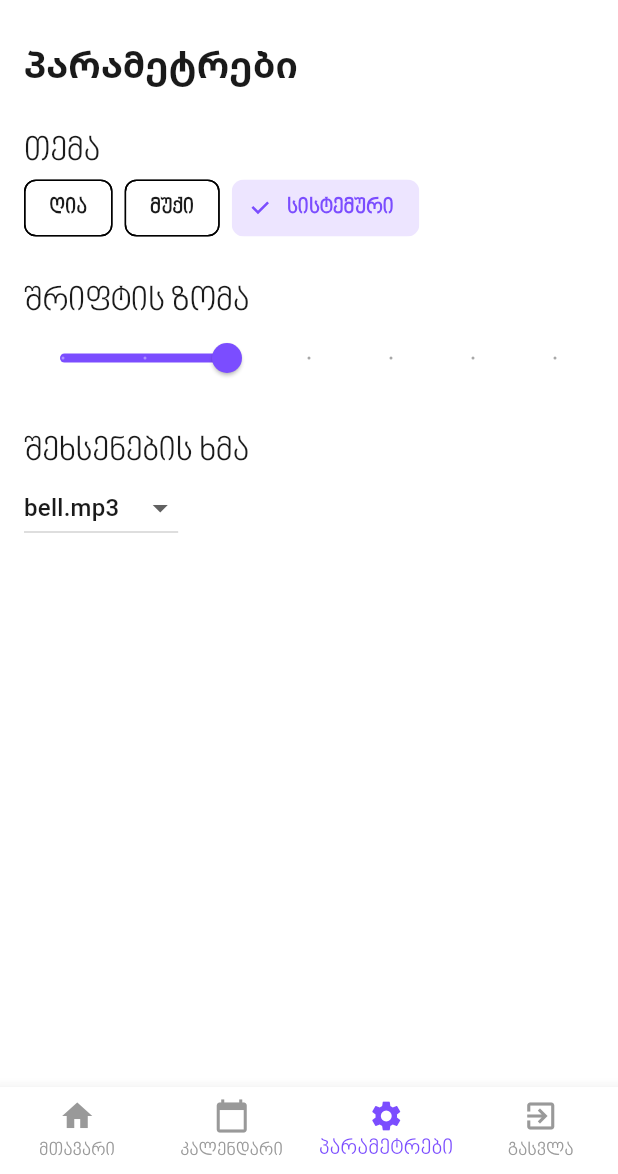
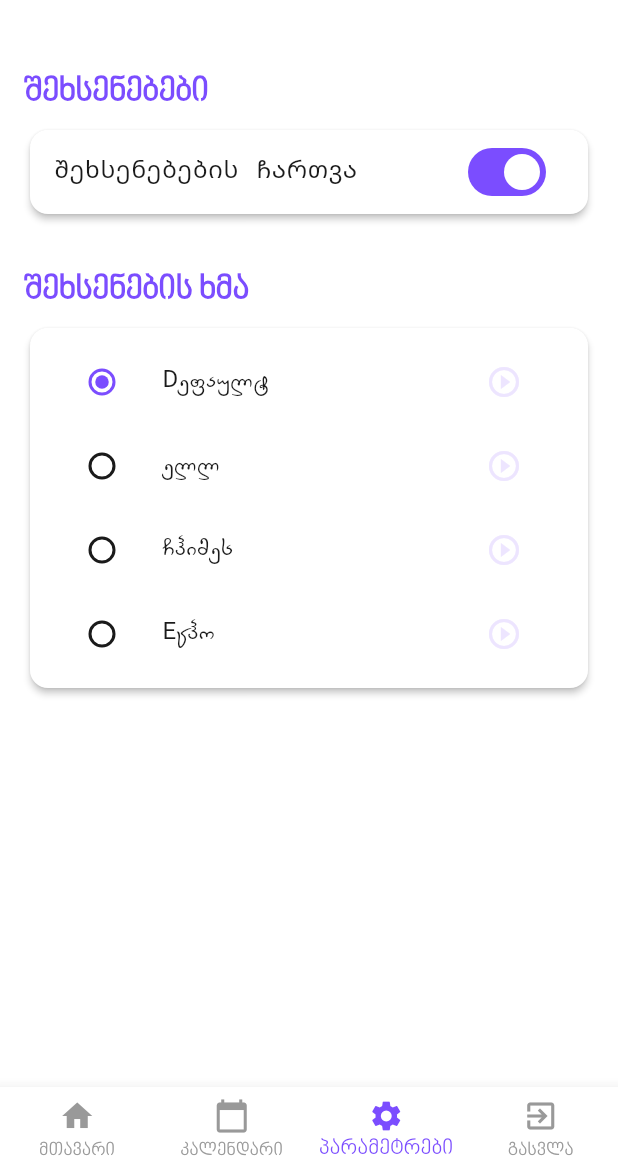
Before and after one commit to radiolagames-hub/7locva, a Flutter app: the screen it shows after launch, item 3 of the bottom bar chosen, on a phone screen of 412 x 824 dp, the part 62-1236 px from its top. Run offline on Flutter 3.47's test engine with Material 3 defaults, Android fonts, the light colour scheme and no system bars; our stand-ins replace audioplayers, flutter_local_notifications, permission_handler, shared_preferences, timezone, video_player; missing offline and left inert: android_alarm_manager_plus.

Commit message:
feat: Update navigation and settings, fix video player

```diff
--- a/lib/pages/home_screen.dart
+++ b/lib/pages/home_screen.dart
@@ -7,6 +7,7 @@ import 'package:myapp/pages/blessing_page.dart';
 import 'package:myapp/pages/calendar_page.dart';
 import 'package:myapp/pages/prayer_detail_page.dart';
 import 'package:myapp/pages/settings_page.dart';
+import 'package:myapp/widgets/app_bottom_navigation.dart';
 
 class HomeScreen extends StatefulWidget {
   final int? initialTabIndex;
@@ -20,39 +21,29 @@ class HomeScreen extends StatefulWidget {
 class _HomeScreenState extends State<HomeScreen> {
   late int _selectedIndex;
   late List<Prayer> _prayers;
+  final PageController _pageController = PageController();
 
   @override
   void initState() {
     super.initState();
-    _selectedIndex = 0;
+    _selectedIndex = widget.initialTabIndex ?? 0;
     _prayers = List.from(prayerList);
-
+    // Jump to the initial page if specified
+    WidgetsBinding.instance.addPostFrameCallback((_) {
       if (widget.initialTabIndex != null) {
-      WidgetsBinding.instance.addPostFrameCallback((_) {
-        if (mounted) {
-          final prayer = _prayers[widget.initialTabIndex!];
-          Navigator.push(
-            context,
-            MaterialPageRoute(
-              builder: (context) => PrayerDetailPage(
-                imagePath: prayer.imagePath,
-                title: prayer.title,
-                prayerText: prayer.prayerText,
-              ),
-            ),
-          );
+        _pageController.jumpToPage(widget.initialTabIndex!);
       }
     });
-    }
   }
 
   void _onItemTapped(int index) {
     if (index == 3) {
-      SystemNavigator.pop();
+      SystemNavigator.pop(); // Exit the app
     } else {
       setState(() {
         _selectedIndex = index;
       });
+      _pageController.jumpToPage(index);
     }
   }
 
@@ -81,10 +72,50 @@ class _HomeScreenState extends State<HomeScreen> {
     });
   }
 
+  Future<void> _navigateTo(BuildContext context, Widget page) async {
+    final result = await Navigator.push(
+      context,
+      MaterialPageRoute(builder: (context) => page),
+    );
+
+    if (result is int) {
+      // The result is the index to switch to
+      _onItemTapped(result);
+    }
+  }
+
   @override
   Widget build(BuildContext context) {
     final theme = Theme.of(context);
 
+    return Scaffold(
+      appBar: AppBar(
+        title: Text('7 locva', style: theme.appBarTheme.titleTextStyle),
+        backgroundColor: theme.appBarTheme.backgroundColor,
+        elevation: theme.appBarTheme.elevation,
+        automaticallyImplyLeading: false,
+      ),
+      body: PageView(
+        controller: _pageController,
+        onPageChanged: (index) {
+          setState(() {
+            _selectedIndex = index;
+          });
+        },
+        children: [
+          _buildPrayerList(theme),
+          const CalendarPage(),
+          const SettingsPage(),
+        ],
+      ),
+      bottomNavigationBar: AppBottomNavigation(
+        currentIndex: _selectedIndex,
+        onTap: _onItemTapped,
+      ),
+    );
+  }
+
+  Widget _buildPrayerList(ThemeData theme) {
     String formatTime(String time24) {
       final parts = time24.split(':');
       final hour = int.parse(parts[0]);
@@ -94,59 +125,12 @@ class _HomeScreenState extends State<HomeScreen> {
       return '$hour12:${minute.toString().padLeft(2, '0')} $period';
     }
 
-    final List<Widget> widgetOptions = <Widget>[
-      _buildPrayerList(formatTime),
-      const CalendarPage(),
-      const SettingsPage(),
-    ];
-
-    return Scaffold(
-      appBar: AppBar(
-        title: Text('7 locva', style: theme.appBarTheme.titleTextStyle),
-        backgroundColor: theme.appBarTheme.backgroundColor,
-        elevation: theme.appBarTheme.elevation,
-      ),
-      body: widgetOptions.elementAt(_selectedIndex),
-      bottomNavigationBar: BottomNavigationBar(
-        items: const <BottomNavigationBarItem>[
-          BottomNavigationBarItem(
-            icon: Icon(Icons.home),
-            label: 'მთავარი',
-          ),
-          BottomNavigationBarItem(
-            icon: Icon(Icons.calendar_today),
-            label: 'კალენდარი',
-          ),
-          BottomNavigationBarItem(
-            icon: Icon(Icons.settings),
-            label: 'პარამეტრები',
-          ),
-          BottomNavigationBarItem(
-            icon: Icon(Icons.exit_to_app),
-            label: 'გასვლა',
-          ),
-        ],
-        currentIndex: _selectedIndex,
-        onTap: _onItemTapped,
-        type: BottomNavigationBarType.fixed,
-      ),
-    );
-  }
-
-  Widget _buildPrayerList(String Function(String) formatTime) {
-    final theme = Theme.of(context);
-
     return Column(
       children: [
         Padding(
           padding: const EdgeInsets.fromLTRB(16.0, 16.0, 16.0, 0),
           child: ElevatedButton.icon(
-            onPressed: () {
-              Navigator.push(
-                context,
-                MaterialPageRoute(builder: (context) => const BlessingPage()),
-              );
-            },
+            onPressed: () => _navigateTo(context, const BlessingPage()),
             icon: const Icon(Icons.video_library),
             label: const Text('პატრიარქის კურთხევა'),
             style: theme.elevatedButtonTheme.style,
@@ -172,18 +156,14 @@ class _HomeScreenState extends State<HomeScreen> {
                   borderRadius: BorderRadius.circular(12),
                 ),
                 child: InkWell(
-                  onTap: () {
-                    Navigator.push(
+                  onTap: () => _navigateTo(
                     context,
-                      MaterialPageRoute(
-                        builder: (context) => PrayerDetailPage(
+                    PrayerDetailPage(
                       imagePath: prayer.imagePath,
                       title: prayer.title,
                       prayerText: prayer.prayerText,
                     ),
                   ),
-                    );
-                  },
                   borderRadius: BorderRadius.circular(12),
                   child: Column(
                     children: [
--- a/lib/pages/settings_page.dart
+++ b/lib/pages/settings_page.dart
@@ -1,86 +1,156 @@
+
 import 'package:flutter/material.dart';
-import 'package:provider/provider.dart';
-import 'package:myapp/controllers/settings_controller.dart';
+import 'package:shared_preferences/shared_preferences.dart';
+import 'package:audioplayers/audioplayers.dart';
 
-class SettingsPage extends StatelessWidget {
+class SettingsPage extends StatefulWidget {
   const SettingsPage({super.key});
 
   @override
+  State<SettingsPage> createState() => _SettingsPageState();
+}
+
+class _SettingsPageState extends State<SettingsPage> {
+  String? _selectedSound = 'default';
+  bool _notificationsEnabled = true;
+  late AudioPlayer _audioPlayer;
+
+  @override
+  void initState() {
+    super.initState();
+    _audioPlayer = AudioPlayer();
+    _loadSettings();
+  }
+
+  @override
+  void dispose() {
+    _audioPlayer.dispose();
+    super.dispose();
+  }
+
+  Future<void> _loadSettings() async {
+    final prefs = await SharedPreferences.getInstance();
+    setState(() {
+      _selectedSound = prefs.getString('notification_sound') ?? 'default';
+      _notificationsEnabled = prefs.getBool('notifications_enabled') ?? true;
+    });
+  }
+
+  Future<void> _saveSettings() async {
+    final prefs = await SharedPreferences.getInstance();
+    await prefs.setString('notification_sound', _selectedSound!);
+    await prefs.setBool('notifications_enabled', _notificationsEnabled);
+  }
+
+  void _playSound(String sound) {
+    _audioPlayer.stop();
+    if (sound != 'default') {
+      _audioPlayer.play(AssetSource('sounds/$sound'));
+    }
+  }
+
+  @override
   Widget build(BuildContext context) {
-    final settingsController = Provider.of<SettingsController>(context);
+    final theme = Theme.of(context);
 
     return Scaffold(
-      appBar: AppBar(title: const Text('პარამეტრები')),
-      body: Padding(
+      backgroundColor: theme.colorScheme.surface, // Fix: Use surface instead of background
+      body: ListView(
         padding: const EdgeInsets.all(16.0),
+        children: [
+          _buildSectionTitle(context, 'შეხსენებები'),
+          _buildNotificationToggle(theme),
+          const SizedBox(height: 16),
+          _buildSectionTitle(context, 'შეხსენების ხმა'),
+          _buildSoundSelection(theme),
+        ],
+      ),
+    );
+  }
+
+  Widget _buildSectionTitle(BuildContext context, String title) {
+    return Padding(
+      padding: const EdgeInsets.only(top: 16.0, bottom: 8.0),
+      child: Text(
+        title,
+        style: Theme.of(context).textTheme.titleLarge?.copyWith(
+              fontWeight: FontWeight.bold,
+              color: Theme.of(context).colorScheme.primary,
+            ),
+      ),
+    );
+  }
+
+  Widget _buildNotificationToggle(ThemeData theme) {
+    return Card(
+      elevation: 2,
+      shape: RoundedRectangleBorder(borderRadius: BorderRadius.circular(12)),
+      child: SwitchListTile(
+        title: Text('შეხსენებების ჩართვა', style: theme.textTheme.bodyLarge),
+        value: _notificationsEnabled,
+        onChanged: (bool value) {
+          setState(() {
+            _notificationsEnabled = value;
+            _saveSettings();
+          });
+        },
+        // Fix: activeColor is deprecated. The theme will handle the color.
+      ),
+    );
+  }
+
+  Widget _buildSoundSelection(ThemeData theme) {
+    final sounds = {
+      'Default': 'default',
+      'Bell': 'bell.mp3',
+      'Chimes': 'chimes.mp3',
+      'Echo': 'echo.mp3',
+    };
+
+    // Fix: Using ListTile with Radio widgets to avoid deprecated properties on RadioListTile.
+    return Card(
+      elevation: 2,
+      shape: RoundedRectangleBorder(borderRadius: BorderRadius.circular(12)),
+      child: Padding(
+        padding: const EdgeInsets.all(8.0),
         child: Column(
-          crossAxisAlignment: CrossAxisAlignment.start,
-          children: [
-            Text('თემა', style: Theme.of(context).textTheme.titleLarge),
-            Wrap(
-              spacing: 8.0,
-              children: <Widget>[
-                ChoiceChip(
-                  label: const Text('ღია'),
-                  selected: settingsController.themeMode == ThemeMode.light,
-                  onSelected: (bool selected) {
-                    if (selected) {
-                      settingsController.updateThemeMode(ThemeMode.light);
+          children: sounds.entries.map((entry) {
+            final soundName = entry.key;
+            final soundFile = entry.value;
+
+            return ListTile(
+              title: Text(soundName, style: theme.textTheme.bodyLarge),
+              leading: Radio<String>(
+                value: soundFile,
+                groupValue: _selectedSound,
+                onChanged: (String? value) {
+                  setState(() {
+                    _selectedSound = value;
+                    _saveSettings();
+                    if (value != null) {
+                      _playSound(value);
                     }
-                  },
-                ),
-                ChoiceChip(
-                  label: const Text('მუქი'),
-                  selected: settingsController.themeMode == ThemeMode.dark,
-                  onSelected: (bool selected) {
-                    if (selected) {
-                      settingsController.updateThemeMode(ThemeMode.dark);
-                    }
-                  },
-                ),
-                ChoiceChip(
-                  label: const Text('სისტემური'),
-                  selected: settingsController.themeMode == ThemeMode.system,
-                  onSelected: (bool selected) {
-                    if (selected) {
-                      settingsController.updateThemeMode(ThemeMode.system);
-                    }
-                  },
-                ),
-              ],
-            ),
-            const SizedBox(height: 24),
-            Text('შრიფტის ზომა', style: Theme.of(context).textTheme.titleLarge),
-            Slider(
-              value: settingsController.fontSize,
-              min: 12.0,
-              max: 24.0,
-              divisions: 6,
-              label: settingsController.fontSize.round().toString(),
-              onChanged: (double value) {
-                settingsController.updateFontSize(value);
+                  });
+                },
+              ),
+              trailing: IconButton(
+                icon: const Icon(Icons.play_circle_outline),
+                onPressed: () {
+                  _playSound(soundFile);
+                },
+                color: theme.colorScheme.secondary,
+              ),
+              onTap: () {
+                if (_selectedSound != soundFile) {
+                  setState(() {
+                    _selectedSound = soundFile;
+                    _saveSettings();
+                    _playSound(soundFile);
+                  });
+                }
               },
-            ),
-            const SizedBox(height: 24),
-            Text(
-              'შეხსენების ხმა',
-              style: Theme.of(context).textTheme.titleLarge,
-            ),
-            DropdownButton<String>(
-              value: settingsController.sound,
-              onChanged: (String? newValue) {
-                settingsController.updateSound(newValue);
-              },
-              items: <String>['bell.mp3', 'alarm.mp3']
-                  .map<DropdownMenuItem<String>>((String value) {
-                    return DropdownMenuItem<String>(
-                      value: value,
-                      child: Text(value),
-                    );
-                  })
-                  .toList(),
-            ),
-          ],
+            );
+          }).toList(),
         ),
       ),
     );
--- /dev/null
+++ b/lib/widgets/app_bottom_navigation.dart
@@ -0,0 +1,40 @@
+
+import 'package:flutter/material.dart';
+
+class AppBottomNavigation extends StatelessWidget {
+  final int currentIndex;
+  final void Function(int) onTap;
+
+  const AppBottomNavigation({
+    super.key,
+    required this.currentIndex,
+    required this.onTap,
+  });
+
+  @override
+  Widget build(BuildContext context) {
+    return BottomNavigationBar(
+      items: const <BottomNavigationBarItem>[
+        BottomNavigationBarItem(
+          icon: Icon(Icons.home),
+          label: 'მთავარი',
+        ),
+        BottomNavigationBarItem(
+          icon: Icon(Icons.calendar_today),
+          label: 'კალენდარი',
+        ),
+        BottomNavigationBarItem(
+          icon: Icon(Icons.settings),
+          label: 'პარამეტრები',
+        ),
+        BottomNavigationBarItem(
+          icon: Icon(Icons.exit_to_app),
+          label: 'გასვლა',
+        ),
+      ],
+      currentIndex: currentIndex,
+      onTap: onTap,
+      type: BottomNavigationBarType.fixed,
+    );
+  }
+}
--- a/pubspec.yaml
+++ b/pubspec.yaml
@@ -19,7 +19,7 @@ dependencies:
   timezone: ^0.9.0
   permission_handler: ^12.0.1
   shared_preferences: ^2.5.3
-  audioplayers: ^6.0.0
+  audioplayers: ^6.5.1
   android_alarm_manager_plus: ^5.0.0
 
 dev_dependencies:
```
Also changed, not shown: lib/pages/blessing_page.dart (+43 -72 lines), lib/pages/prayer_detail_page.dart (+20 -46 lines), 1 other file. Lines whose indentation alone changed are shown as unchanged.
